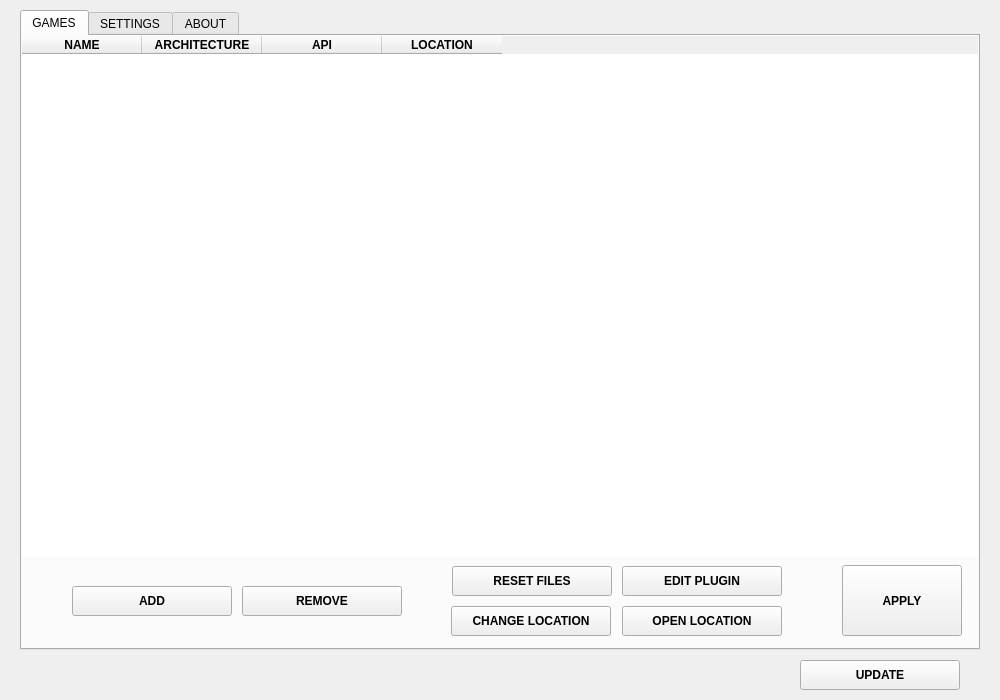
Before: the Qt Designer form src/ui/main.ui in ddc/ReShadeUtils, drawn with Qt 5.
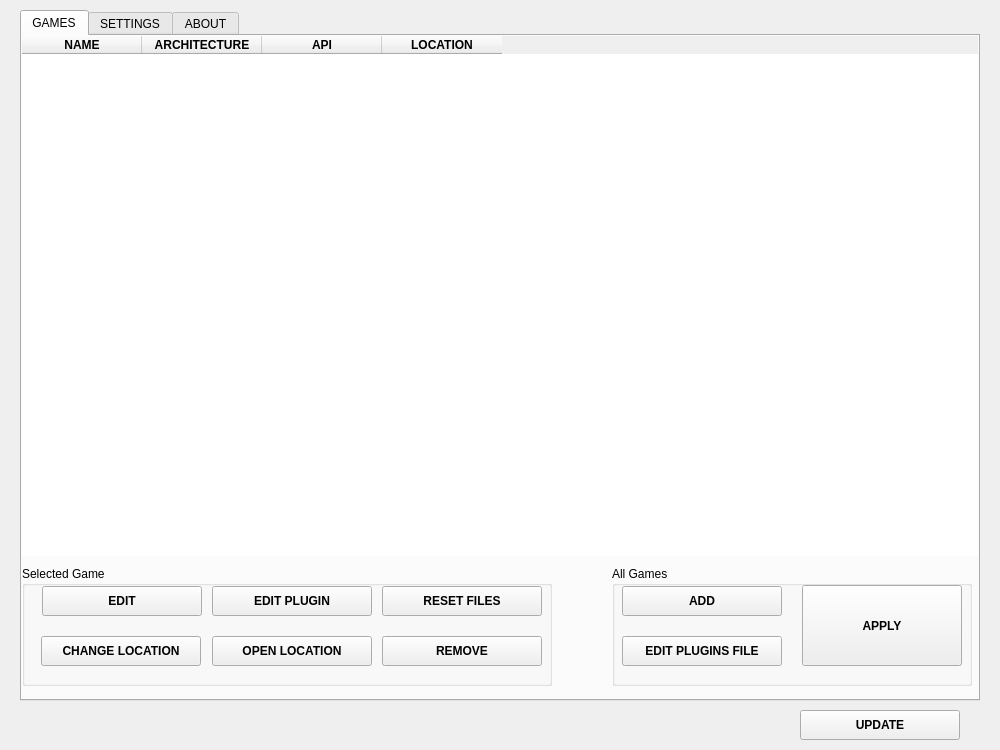
After: the same form once the commit is applied. Icons and pictures are not drawn.

What changed in the file:
```diff
--- a/src/ui/main.ui
+++ b/src/ui/main.ui
@@ -7,19 +7,19 @@
     <x>0</x>
     <y>0</y>
     <width>1000</width>
-    <height>700</height>
+    <height>750</height>
    </rect>
   </property>
   <property name="minimumSize">
    <size>
     <width>1000</width>
-    <height>700</height>
+    <height>750</height>
    </size>
   </property>
   <property name="maximumSize">
    <size>
     <width>1000</width>
-    <height>700</height>
+    <height>750</height>
    </size>
   </property>
   <property name="font">
@@ -72,7 +72,7 @@
      <x>20</x>
      <y>10</y>
      <width>960</width>
-     <height>640</height>
+     <height>691</height>
     </rect>
    </property>
    <property name="minimumSize">
@@ -81,12 +81,6 @@
      <height>640</height>
     </size>
    </property>
-   <property name="maximumSize">
-    <size>
-     <width>960</width>
-     <height>640</height>
-    </size>
-   </property>
    <property name="currentIndex">
     <number>0</number>
    </property>
@@ -107,119 +101,27 @@
     <attribute name="title">
      <string>GAMES</string>
     </attribute>
-    <widget class="QPushButton" name="add_button">
-     <property name="geometry">
-      <rect>
-       <x>50</x>
-       <y>550</y>
-       <width>160</width>
-       <height>30</height>
-      </rect>
-     </property>
-     <property name="font">
-      <font>
-       <weight>75</weight>
-       <bold>true</bold>
-      </font>
-     </property>
-     <property name="toolTip">
-      <string>Add a game</string>
-     </property>
-     <property name="text">
-      <string>ADD</string>
-     </property>
-     <property name="icon">
-      <iconset resource="resources.qrc">
-       <normaloff>:/resources/images/add.png</normaloff>:/resources/images/add.png</iconset>
-     </property>
-    </widget>
-    <widget class="QPushButton" name="edit_path_button">
-     <property name="geometry">
-      <rect>
-       <x>429</x>
-       <y>570</y>
-       <width>160</width>
-       <height>30</height>
-      </rect>
-     </property>
-     <property name="font">
-      <font>
-       <weight>75</weight>
-       <bold>true</bold>
-      </font>
-     </property>
-     <property name="toolTip">
-      <string>Edit the selected game path</string>
-     </property>
-     <property name="text">
-      <string>CHANGE LOCATION</string>
-     </property>
-     <property name="icon">
-      <iconset resource="resources.qrc">
-       <normaloff>:/resources/images/arrow.png</normaloff>:/resources/images/arrow.png</iconset>
-     </property>
-    </widget>
-    <widget class="QPushButton" name="remove_button">
-     <property name="geometry">
-      <rect>
-       <x>220</x>
-       <y>550</y>
-       <width>160</width>
-       <height>30</height>
-      </rect>
-     </property>
-     <property name="font">
-      <font>
-       <weight>75</weight>
-       <bold>true</bold>
-      </font>
-     </property>
-     <property name="toolTip">
-      <string>Delete the selected game</string>
-     </property>
-     <property name="text">
-      <string>REMOVE</string>
-     </property>
-     <property name="icon">
-      <iconset resource="resources.qrc">
-       <normaloff>:/resources/images/delete.png</normaloff>:/resources/images/delete.png</iconset>
-     </property>
-    </widget>
-    <widget class="QPushButton" name="apply_button">
-     <property name="geometry">
-      <rect>
-       <x>820</x>
-       <y>529</y>
-       <width>120</width>
-       <height>71</height>
-      </rect>
-     </property>
-     <property name="font">
-      <font>
-       <weight>75</weight>
-       <bold>true</bold>
-      </font>
-     </property>
-     <property name="toolTip">
-      <string>Apply Reshade to All Games</string>
-     </property>
-     <property name="text">
-      <string>APPLY</string>
-     </property>
-     <property name="icon">
-      <iconset resource="resources.qrc">
-       <normaloff>:/resources/images/apply.png</normaloff>:/resources/images/apply.png</iconset>
-     </property>
-    </widget>
     <widget class="QTableWidget" name="programs_tableWidget">
      <property name="geometry">
       <rect>
        <x>0</x>
        <y>0</y>
        <width>960</width>
-       <height>521</height>
+       <height>520</height>
       </rect>
      </property>
+     <property name="minimumSize">
+      <size>
+       <width>960</width>
+       <height>520</height>
+      </size>
+     </property>
+     <property name="maximumSize">
+      <size>
+       <width>960</width>
+       <height>520</height>
+      </size>
+     </property>
      <property name="focusPolicy">
       <enum>Qt::StrongFocus</enum>
      </property>
@@ -334,84 +236,377 @@
       </property>
      </column>
     </widget>
-    <widget class="QPushButton" name="edit_plugin_button">
+    <widget class="QGroupBox" name="groupBox">
      <property name="geometry">
       <rect>
-       <x>600</x>
+       <x>0</x>
        <y>530</y>
-       <width>160</width>
-       <height>30</height>
+       <width>530</width>
+       <height>120</height>
       </rect>
      </property>
-     <property name="font">
-      <font>
-       <weight>75</weight>
-       <bold>true</bold>
-      </font>
+     <property name="title">
+      <string>Selected Game</string>
      </property>
-     <property name="toolTip">
-      <string>Edit the selected reshade preset file</string>
-     </property>
-     <property name="text">
-      <string>EDIT PLUGIN</string>
-     </property>
-     <property name="icon">
-      <iconset resource="resources.qrc">
-       <normaloff>:/resources/images/edit.png</normaloff>:/resources/images/edit.png</iconset>
-     </property>
+     <widget class="QPushButton" name="edit_plugin_button">
+      <property name="geometry">
+       <rect>
+        <x>190</x>
+        <y>20</y>
+        <width>160</width>
+        <height>30</height>
+       </rect>
+      </property>
+      <property name="minimumSize">
+       <size>
+        <width>160</width>
+        <height>30</height>
+       </size>
+      </property>
+      <property name="maximumSize">
+       <size>
+        <width>160</width>
+        <height>30</height>
+       </size>
+      </property>
+      <property name="font">
+       <font>
+        <weight>75</weight>
+        <bold>true</bold>
+       </font>
+      </property>
+      <property name="toolTip">
+       <string>Edit the selected reshade preset file</string>
+      </property>
+      <property name="text">
+       <string>EDIT PLUGIN</string>
+      </property>
+      <property name="icon">
+       <iconset resource="resources.qrc">
+        <normaloff>:/resources/images/plugin.png</normaloff>:/resources/images/plugin.png</iconset>
+      </property>
+     </widget>
+     <widget class="QPushButton" name="reset_files_button">
+      <property name="geometry">
+       <rect>
+        <x>360</x>
+        <y>20</y>
+        <width>160</width>
+        <height>30</height>
+       </rect>
+      </property>
+      <property name="minimumSize">
+       <size>
+        <width>160</width>
+        <height>30</height>
+       </size>
+      </property>
+      <property name="maximumSize">
+       <size>
+        <width>160</width>
+        <height>30</height>
+       </size>
+      </property>
+      <property name="font">
+       <font>
+        <weight>75</weight>
+        <bold>true</bold>
+       </font>
+      </property>
+      <property name="toolTip">
+       <string>Reset all the selected game files</string>
+      </property>
+      <property name="text">
+       <string>RESET FILES</string>
+      </property>
+      <property name="icon">
+       <iconset resource="resources.qrc">
+        <normaloff>:/resources/images/reset.png</normaloff>:/resources/images/reset.png</iconset>
+      </property>
+     </widget>
+     <widget class="QPushButton" name="edit_path_button">
+      <property name="geometry">
+       <rect>
+        <x>19</x>
+        <y>70</y>
+        <width>160</width>
+        <height>30</height>
+       </rect>
+      </property>
+      <property name="minimumSize">
+       <size>
+        <width>160</width>
+        <height>30</height>
+       </size>
+      </property>
+      <property name="maximumSize">
+       <size>
+        <width>160</width>
+        <height>30</height>
+       </size>
+      </property>
+      <property name="font">
+       <font>
+        <weight>75</weight>
+        <bold>true</bold>
+       </font>
+      </property>
+      <property name="toolTip">
+       <string>Edit the selected game path</string>
+      </property>
+      <property name="text">
+       <string>CHANGE LOCATION</string>
+      </property>
+      <property name="icon">
+       <iconset resource="resources.qrc">
+        <normaloff>:/resources/images/arrow.png</normaloff>:/resources/images/arrow.png</iconset>
+      </property>
+     </widget>
+     <widget class="QPushButton" name="open_game_path_button">
+      <property name="geometry">
+       <rect>
+        <x>190</x>
+        <y>70</y>
+        <width>160</width>
+        <height>30</height>
+       </rect>
+      </property>
+      <property name="minimumSize">
+       <size>
+        <width>160</width>
+        <height>30</height>
+       </size>
+      </property>
+      <property name="maximumSize">
+       <size>
+        <width>160</width>
+        <height>30</height>
+       </size>
+      </property>
+      <property name="font">
+       <font>
+        <weight>75</weight>
+        <bold>true</bold>
+       </font>
+      </property>
+      <property name="toolTip">
+       <string>Open the selected game location in explorer</string>
+      </property>
+      <property name="text">
+       <string>OPEN LOCATION</string>
+      </property>
+      <property name="icon">
+       <iconset resource="resources.qrc">
+        <normaloff>:/resources/images/folder.png</normaloff>:/resources/images/folder.png</iconset>
+      </property>
+     </widget>
+     <widget class="QPushButton" name="remove_button">
+      <property name="geometry">
+       <rect>
+        <x>360</x>
+        <y>70</y>
+        <width>160</width>
+        <height>30</height>
+       </rect>
+      </property>
+      <property name="minimumSize">
+       <size>
+        <width>160</width>
+        <height>30</height>
+       </size>
+      </property>
+      <property name="maximumSize">
+       <size>
+        <width>160</width>
+        <height>30</height>
+       </size>
+      </property>
+      <property name="font">
+       <font>
+        <weight>75</weight>
+        <bold>true</bold>
+       </font>
+      </property>
+      <property name="toolTip">
+       <string>Delete the selected game</string>
+      </property>
+      <property name="text">
+       <string>REMOVE</string>
+      </property>
+      <property name="icon">
+       <iconset resource="resources.qrc">
+        <normaloff>:/resources/images/delete.png</normaloff>:/resources/images/delete.png</iconset>
+      </property>
+     </widget>
+     <widget class="QPushButton" name="edit_game_button">
+      <property name="geometry">
+       <rect>
+        <x>20</x>
+        <y>20</y>
+        <width>160</width>
+        <height>30</height>
+       </rect>
+      </property>
+      <property name="minimumSize">
+       <size>
+        <width>160</width>
+        <height>30</height>
+       </size>
+      </property>
+      <property name="maximumSize">
+       <size>
+        <width>160</width>
+        <height>30</height>
+       </size>
+      </property>
+      <property name="font">
+       <font>
+        <weight>75</weight>
+        <bold>true</bold>
+       </font>
+      </property>
+      <property name="toolTip">
+       <string>Edit the selected game</string>
+      </property>
+      <property name="text">
+       <string>EDIT</string>
+      </property>
+      <property name="icon">
+       <iconset resource="resources.qrc">
+        <normaloff>:/resources/images/edit.png</normaloff>:/resources/images/edit.png</iconset>
+      </property>
+     </widget>
     </widget>
-    <widget class="QPushButton" name="reset_files_button">
+    <widget class="QGroupBox" name="groupBox_2">
      <property name="geometry">
       <rect>
-       <x>430</x>
+       <x>590</x>
        <y>530</y>
-       <width>160</width>
-       <height>30</height>
+       <width>360</width>
+       <height>120</height>
       </rect>
      </property>
-     <property name="font">
-      <font>
-       <weight>75</weight>
-       <bold>true</bold>
-      </font>
+     <property name="title">
+      <string>All Games</string>
      </property>
-     <property name="toolTip">
-      <string>Reset all the selected game files</string>
-     </property>
-     <property name="text">
-      <string>RESET FILES</string>
-     </property>
-     <property name="icon">
-      <iconset resource="resources.qrc">
-       <normaloff>:/resources/images/reset.png</normaloff>:/resources/images/reset.png</iconset>
-     </property>
+     <widget class="QPushButton" name="apply_button">
+      <property name="geometry">
+       <rect>
+        <x>190</x>
+        <y>19</y>
+        <width>160</width>
+        <height>81</height>
+       </rect>
+      </property>
+      <property name="minimumSize">
+       <size>
+        <width>160</width>
+        <height>30</height>
+       </size>
+      </property>
+      <property name="font">
+       <font>
+        <weight>75</weight>
+        <bold>true</bold>
+       </font>
+      </property>
+      <property name="toolTip">
+       <string>Apply Reshade to All Games</string>
+      </property>
+      <property name="text">
+       <string>APPLY</string>
+      </property>
+      <property name="icon">
+       <iconset resource="resources.qrc">
+        <normaloff>:/resources/images/apply.png</normaloff>:/resources/images/apply.png</iconset>
+      </property>
+     </widget>
+     <widget class="QPushButton" name="edit_default_preset_plugin_button">
+      <property name="geometry">
+       <rect>
+        <x>10</x>
+        <y>70</y>
+        <width>160</width>
+        <height>30</height>
+       </rect>
+      </property>
+      <property name="sizePolicy">
+       <sizepolicy hsizetype="Minimum" vsizetype="Fixed">
+        <horstretch>0</horstretch>
+        <verstretch>0</verstretch>
+       </sizepolicy>
+      </property>
+      <property name="minimumSize">
+       <size>
+        <width>160</width>
+        <height>30</height>
+       </size>
+      </property>
+      <property name="maximumSize">
+       <size>
+        <width>160</width>
+        <height>30</height>
+       </size>
+      </property>
+      <property name="font">
+       <font>
+        <weight>75</weight>
+        <bold>true</bold>
+       </font>
+      </property>
+      <property name="toolTip">
+       <string>Edit default preset plugins config file</string>
+      </property>
+      <property name="text">
+       <string>EDIT PLUGINS FILE</string>
+      </property>
+      <property name="icon">
+       <iconset resource="resources.qrc">
+        <normaloff>:/resources/images/plugin.png</normaloff>:/resources/images/plugin.png</iconset>
+      </property>
+     </widget>
+     <widget class="QPushButton" name="add_button">
+      <property name="geometry">
+       <rect>
+        <x>10</x>
+        <y>20</y>
+        <width>160</width>
+        <height>30</height>
+       </rect>
+      </property>
+      <property name="minimumSize">
+       <size>
+        <width>160</width>
+        <height>30</height>
+       </size>
+      </property>
+      <property name="maximumSize">
+       <size>
+        <width>160</width>
+        <height>30</height>
+       </size>
+      </property>
+      <property name="font">
+       <font>
+        <weight>75</weight>
+        <bold>true</bold>
+       </font>
+      </property>
+      <property name="toolTip">
+       <string>Add a game</string>
+      </property>
+      <property name="text">
+       <string>ADD</string>
+      </property>
+      <property name="icon">
+       <iconset resource="resources.qrc">
+        <normaloff>:/resources/images/add.png</normaloff>:/resources/images/add.png</iconset>
+      </property>
+     </widget>
     </widget>
-    <widget class="QPushButton" name="open_game_path_button">
-     <property name="geometry">
-      <rect>
-       <x>600</x>
-       <y>570</y>
-       <width>160</width>
-       <height>30</height>
-      </rect>
-     </property>
-     <property name="font">
-      <font>
-       <weight>75</weight>
-       <bold>true</bold>
-      </font>
-     </property>
-     <property name="toolTip">
-      <string>Open the selected game location in explorer</string>
-     </property>
-     <property name="text">
-      <string>OPEN LOCATION</string>
-     </property>
-     <property name="icon">
-      <iconset resource="resources.qrc">
-       <normaloff>:/resources/images/folder.png</normaloff>:/resources/images/folder.png</iconset>
-     </property>
-    </widget>
+    <zorder>groupBox</zorder>
+    <zorder>programs_tableWidget</zorder>
+    <zorder>groupBox_2</zorder>
    </widget>
    <widget class="QWidget" name="settings_tab">
     <attribute name="icon">
@@ -834,50 +1029,6 @@
       </size>
      </property>
     </widget>
-    <widget class="QPushButton" name="edit_default_preset_plugin_button">
-     <property name="geometry">
-      <rect>
-       <x>100</x>
-       <y>360</y>
-       <width>330</width>
-       <height>30</height>
-      </rect>
-     </property>
-     <property name="sizePolicy">
-      <sizepolicy hsizetype="Minimum" vsizetype="Fixed">
-       <horstretch>0</horstretch>
-       <verstretch>0</verstretch>
-      </sizepolicy>
-     </property>
-     <property name="minimumSize">
-      <size>
-       <width>330</width>
-       <height>30</height>
-      </size>
-     </property>
-     <property name="maximumSize">
-      <size>
-       <width>330</width>
-       <height>30</height>
-      </size>
-     </property>
-     <property name="font">
-      <font>
-       <weight>75</weight>
-       <bold>true</bold>
-      </font>
-     </property>
-     <property name="toolTip">
-      <string>Edit default preset plugins config file</string>
-     </property>
-     <property name="text">
-      <string>EDIT DEFAULT PLUGINS PRESET FILE</string>
-     </property>
-     <property name="icon">
-      <iconset resource="resources.qrc">
-       <normaloff>:/resources/images/plugin.png</normaloff>:/resources/images/plugin.png</iconset>
-     </property>
-    </widget>
    </widget>
    <widget class="QWidget" name="about_tab">
     <attribute name="icon">
@@ -1021,7 +1172,7 @@
    <property name="geometry">
     <rect>
      <x>300</x>
-     <y>655</y>
+     <y>705</y>
      <width>480</width>
      <height>40</height>
     </rect>
@@ -1056,11 +1207,23 @@
    <property name="geometry">
     <rect>
      <x>800</x>
-     <y>660</y>
+     <y>710</y>
      <width>160</width>
      <height>30</height>
     </rect>
    </property>
+   <property name="minimumSize">
+    <size>
+     <width>160</width>
+     <height>30</height>
+    </size>
+   </property>
+   <property name="maximumSize">
+    <size>
+     <width>160</width>
+     <height>30</height>
+    </size>
+   </property>
    <property name="font">
     <font>
      <weight>75</weight>
```
Left out of the diff: 158 changed lines with no effect on the pictures.
